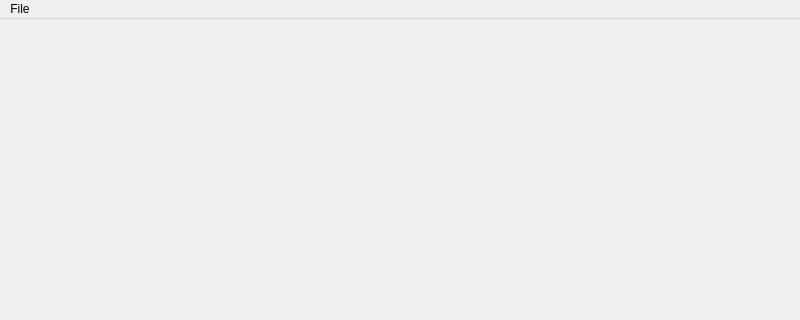
Old version of the form wumpus_simulator/ui/mainwindow.ui in the repository dasys-lab/cnc-turtlebots; both pictures show x 0 to 800 and y 0 to 320 of the 800 by 600 pixel window.
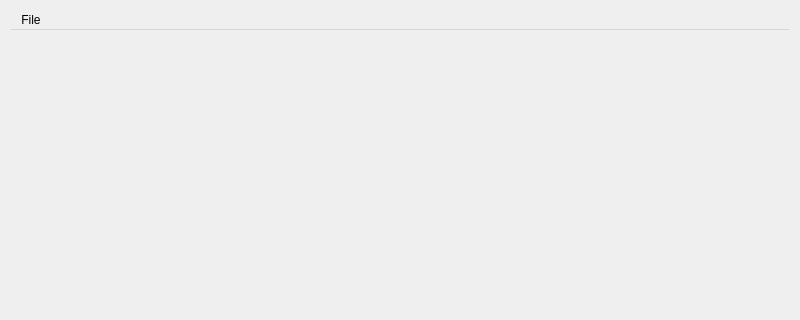
New version of the form.

Patch:
```diff
--- a/wumpus_simulator/ui/mainwindow.ui
+++ b/wumpus_simulator/ui/mainwindow.ui
@@ -1,7 +1,7 @@
 <?xml version="1.0" encoding="UTF-8"?>
 <ui version="4.0">
  <class>MainWindow</class>
- <widget class="QMainWindow" name="MainWindow">
+ <widget class="QWidget" name="MainWindow">
   <property name="geometry">
    <rect>
     <x>0</x>
@@ -13,13 +13,22 @@
   <property name="windowTitle">
    <string>MainWindow</string>
   </property>
-  <widget class="QWidget" name="centralWidget">
-   <property name="sizePolicy">
-    <sizepolicy hsizetype="Preferred" vsizetype="Preferred">
-     <horstretch>0</horstretch>
-     <verstretch>0</verstretch>
-    </sizepolicy>
-   </property>
+  <layout class="QVBoxLayout" name="verticalLayout">
+   <item>
+    <widget class="QMenuBar" name="menuBar">
+     <widget class="QMenu" name="menuWumpus_Simulator">
+      <property name="title">
+       <string>File</string>
+      </property>
+      <addaction name="actionNew"/>
+      <addaction name="separator"/>
+      <addaction name="actionLoad"/>
+      <addaction name="actionSave"/>
+     </widget>
+     <addaction name="menuWumpus_Simulator"/>
+    </widget>
+   </item>
+   <item>
    <layout class="QGridLayout" name="gridLayout_2">
     <item row="0" column="0">
      <widget class="QSplitter" name="splitter_2">
@@ -87,27 +96,8 @@
      </widget>
     </item>
    </layout>
-  </widget>
-  <widget class="QMenuBar" name="menuBar">
-   <property name="geometry">
-    <rect>
-     <x>0</x>
-     <y>0</y>
-     <width>800</width>
-     <height>25</height>
-    </rect>
-   </property>
-   <widget class="QMenu" name="menuWumpus_Simulator">
-    <property name="title">
-     <string>File</string>
-    </property>
-    <addaction name="actionNew"/>
-    <addaction name="separator"/>
-    <addaction name="actionLoad"/>
-    <addaction name="actionSave"/>
-   </widget>
-   <addaction name="menuWumpus_Simulator"/>
-  </widget>
+   </item>
+  </layout>
   <action name="actionNew">
    <property name="text">
     <string>New</string>
```
Lines whose indentation alone changed are shown as unchanged.
